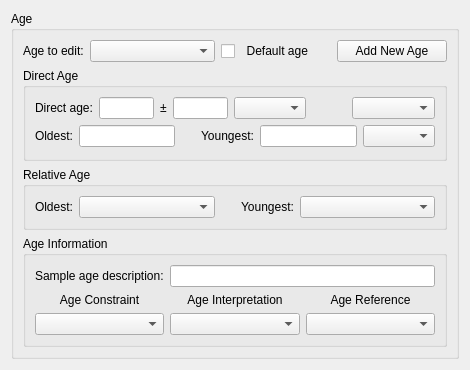
Qt form ui/AgeFields.ui (kathrynmetcalf/GeoCORK) before a commit.
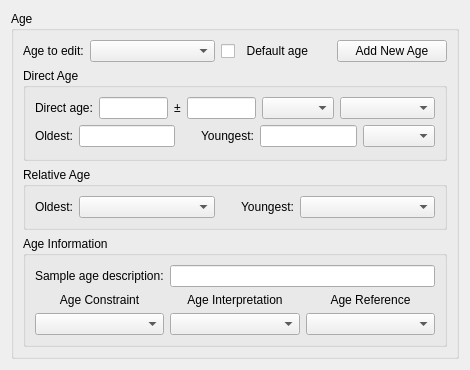
The same form after that commit. Custom widgets are drawn as their Qt base class.

```diff
--- a/ui/AgeFields.ui
+++ b/ui/AgeFields.ui
@@ -172,25 +172,9 @@
             </widget>
            </item>
            <item>
-            <spacer name="horizontalSpacer_4">
-             <property name="orientation">
-              <enum>Qt::Horizontal</enum>
-             </property>
-             <property name="sizeType">
-              <enum>QSizePolicy::Fixed</enum>
-             </property>
-             <property name="sizeHint" stdset="0">
-              <size>
-               <width>40</width>
-               <height>20</height>
-              </size>
-             </property>
-            </spacer>
-           </item>
-           <item>
-            <widget class="QComboBox" name="direct_age_error_type_comboBox">
+            <widget class="QComboBox" name="direct_age_error_format_comboBox">
              <property name="placeholderText">
-              <string>Error type</string>
+              <string>Error format</string>
              </property>
             </widget>
            </item>
```
